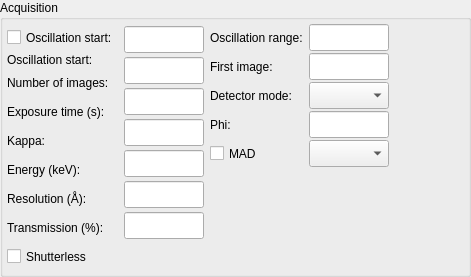
Above: Bricks/widgets/ui_files/Qt4_acquisition_widget_vertical_layout.ui from mxcube/mxcubeqt before the change. Below: the same form after it.
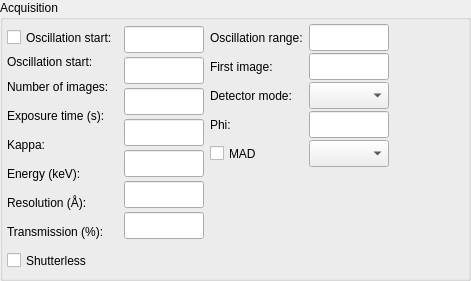
That is the form after the change.

The edit to the form file:
```diff
--- a/Bricks/widgets/ui_files/Qt4_acquisition_widget_vertical_layout.ui
+++ b/Bricks/widgets/ui_files/Qt4_acquisition_widget_vertical_layout.ui
@@ -7,7 +7,7 @@
     <x>0</x>
     <y>0</y>
     <width>471</width>
-    <height>273</height>
+    <height>281</height>
    </rect>
   </property>
   <property name="sizePolicy">
```
